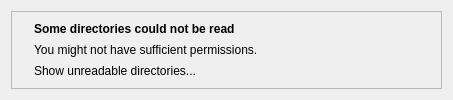
Lithopsian/qdirstat, file src/panel-message.ui: the form before one commit.
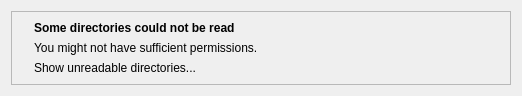
The form after the commit. Icons and pictures are not drawn.

```diff
--- a/src/panel-message.ui
+++ b/src/panel-message.ui
@@ -2,6 +2,14 @@
 <ui version="4.0">
  <class>PanelMessage</class>
  <widget class="QWidget" name="PanelMessage">
+  <property name="geometry">
+   <rect>
+    <x>0</x>
+    <y>0</y>
+    <width>522</width>
+    <height>91</height>
+   </rect>
+  </property>
   <layout class="QVBoxLayout" name="panelVBox">
    <item>
     <widget class="QFrame" name="frame">
@@ -179,6 +187,12 @@
            <iconset resource="icons.qrc">
             <normaloff>:/icons/window-close.png</normaloff>:/icons/window-close.png</iconset>
           </property>
+          <property name="iconSize">
+           <size>
+            <width>16</width>
+            <height>16</height>
+           </size>
+          </property>
           <property name="flat">
            <bool>true</bool>
           </property>
```
Left out of the diff: 3 changed lines with no effect on the pictures.
